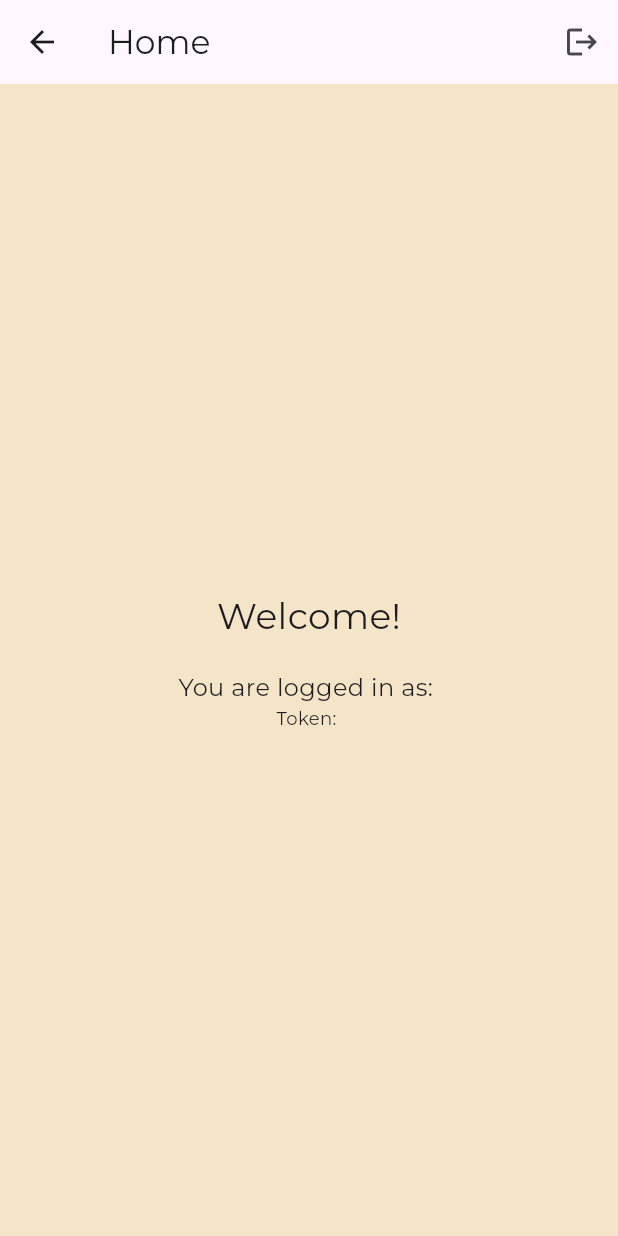
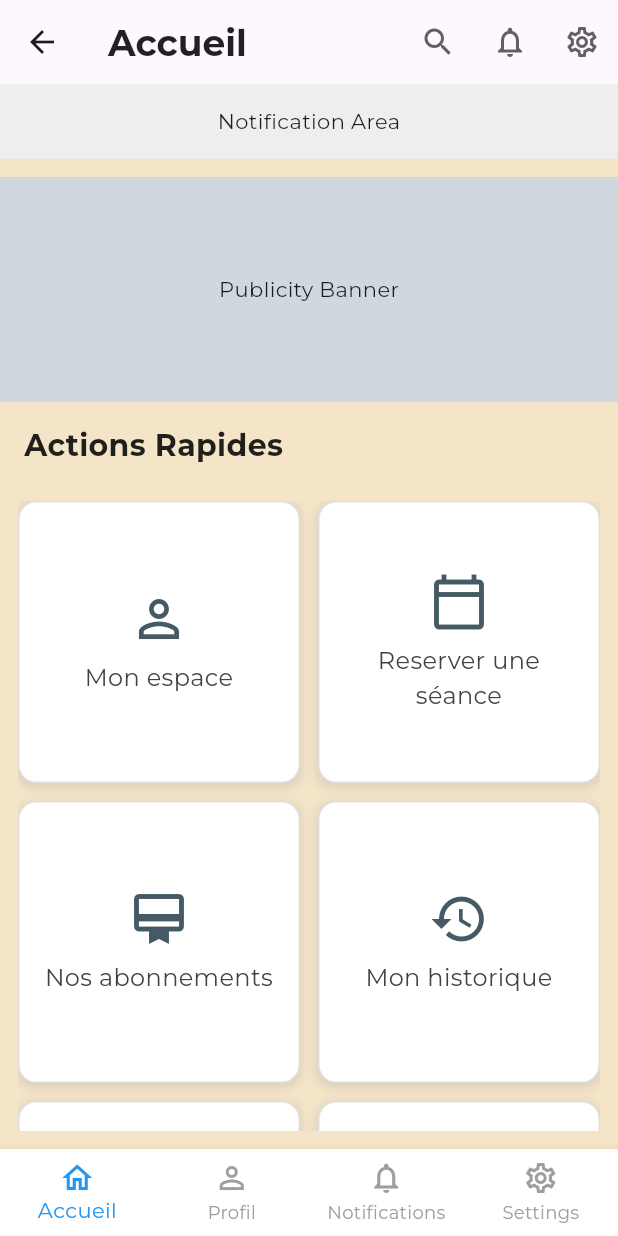
Before and after one commit to mouedhen/curves_pilates, a Flutter app: the HomeScreen screen opened directly, on a phone screen of 412 x 824 dp. Run offline on Flutter 3.47's test engine with Material 3 defaults, Android fonts, the phone set to English and light mode, and no system bars; our stand-ins replace pinput; accounts and stored records are empty.

Commit message:
feat: Implement initial Home Screen UI
Implements the initial structure and UI for the Home Screen based on the provided specifications.

Key changes include:
- Created HomeScreen widget (`lib/features/home/presentation/screens/home_screen.dart`).
- Added AppBar with "Accueil" title and quick access icons (Search, Notifications, Settings).
- Included placeholder sections for Notification/Status Area and a Publicity Banner.
- Implemented a 2-column grid for "Actions Rapides" featuring interactive cards for:
    - Mon espace
    - Reserver une séance
    - Nos abonnements
    - Mon historique
    - Contact
    - Règlement intérieur
- Added a BottomNavigationBar with Home, Profile, Notifications, and Settings tabs.
- Applied styling for fonts (Montserrat), spacing, colors, and basic interaction feedback (ripple effects).
- Converted HomeScreen to a StatefulWidget to manage BottomNavigationBar state.

Further work would involve ensuring responsiveness, implementing navigation for interactive elements, integrating real data, and adding tests.

```diff
--- a/lib/features/home/presentation/screens/home_screen.dart
+++ b/lib/features/home/presentation/screens/home_screen.dart
@@ -1,47 +1,183 @@
 import 'package:flutter/material.dart';
-import 'package:provider/provider.dart';
-import '../../../authentication/presentation/provider/auth_provider.dart';
 
-class HomeScreen extends StatelessWidget {
+class HomeScreen extends StatefulWidget {
   const HomeScreen({super.key});
+
+  @override
+  State<HomeScreen> createState() => _HomeScreenState();
+}
+
+class _HomeScreenState extends State<HomeScreen> {
+  int _selectedIndex = 0; // Default to Home
+
+  final List<Map<String, dynamic>> actions = [
+    {'icon': Icons.person_outline, 'title': 'Mon espace'},
+    {'icon': Icons.calendar_today_outlined, 'title': 'Reserver une séance'},
+    {'icon': Icons.card_membership_outlined, 'title': 'Nos abonnements'},
+    {'icon': Icons.history_outlined, 'title': 'Mon historique'},
+    {'icon': Icons.contact_phone_outlined, 'title': 'Contact'},
+    {'icon': Icons.rule_folder_outlined, 'title': 'Règlement intérieur'},
+  ];
+
+  void _onItemTapped(int index) {
+    setState(() {
+      _selectedIndex = index;
+    });
+  }
 
   @override
   Widget build(BuildContext context) {
     return Scaffold(
       appBar: AppBar(
-        title: const Text('Home'),
+        title: const Text(
+          'Accueil',
+          style: TextStyle(
+            fontSize: 24,
+            fontWeight: FontWeight.bold,
+            color: Colors.black87,
+          ),
+        ),
+        centerTitle: false, // Left-align the title
         actions: [
           IconButton(
-            icon: const Icon(Icons.logout),
-            tooltip: 'Logout',
+            icon: Icon(Icons.search, size: 24, color: Colors.grey[700]),
             onPressed: () {
-              // Call the logout method from AuthProvider
-              Provider.of<AuthProvider>(context, listen: false).logout();
-              // Optionally, navigate back to LoginScreen or show a confirmation
-              // For this task, logout() will change AuthState, and main.dart's logic
-              // should handle navigating back to LoginScreen.
+              // Handle search action
+            },
+          ),
+          IconButton(
+            icon: Icon(Icons.notifications_none_outlined, size: 24, color: Colors.grey[700]),
+            onPressed: () {
+              // Handle notifications action
+            },
+          ),
+          IconButton(
+            icon: Icon(Icons.settings_outlined, size: 24, color: Colors.grey[700]),
+            onPressed: () {
+              // Handle settings action
             },
           ),
         ],
       ),
-      body: Center(
-        child: Column(
-          mainAxisAlignment: MainAxisAlignment.center,
-          children: <Widget>[
-            const Text(
-              'Welcome!',
-              style: TextStyle(fontSize: 24),
+      body: Column(
+        crossAxisAlignment: CrossAxisAlignment.start, // For left-aligning the title
+        children: <Widget>[
+          Container(
+            height: 50,
+            color: Colors.grey[200],
+            child: const Center(
+              child: Text('Notification Area'),
             ),
-            const SizedBox(height: 20),
-            Text(
-              'You are logged in as: ${Provider.of<AuthProvider>(context).currentUser?.username ?? 'Unknown User'}',
-              style: const TextStyle(fontSize: 16),
+          ),
+          const SizedBox(height: 12), // Adjusted Margin above the banner
+          Container(
+            height: 150,
+            color: Colors.blueGrey[100],
+            child: const Center(
+              child: Text('Publicity Banner'),
             ),
-            Text(
-              'Token: ${Provider.of<AuthProvider>(context).currentUser?.token ?? 'No Token'}',
-              style: const TextStyle(fontSize: 12),
+          ),
+          const SizedBox(height: 15), // Margin above "Actions Rapides" title
+          const Padding(
+            padding: EdgeInsets.only(left: 16.0), // Left-align title
+            child: Text(
+              'Actions Rapides',
+              style: TextStyle(
+                fontSize: 20,
+                fontWeight: FontWeight.bold,
+                color: Colors.black87,
+              ),
+            ),
+          ),
+          const SizedBox(height: 10), // Margin between title and GridView
+          Expanded(
+            child: Padding( // Added padding around GridView
+              padding: const EdgeInsets.all(12.0),
+              child: GridView.count(
+                crossAxisCount: 2,
+                crossAxisSpacing: 12,
+                mainAxisSpacing: 12,
+                children: actions.map((action) {
+                  return _buildActionCard(
+                    context,
+                    action['icon'] as IconData,
+                    action['title'] as String,
+                    () {
+                      // Handle card tap
+                      // print('${action['title']} tapped');
+                    },
+                  );
+                }).toList(),
+              ),
+            ),
+          ),
+        ],
+      ),
+      bottomNavigationBar: BottomNavigationBar(
+        items: const <BottomNavigationBarItem>[
+          BottomNavigationBarItem(
+            icon: Icon(Icons.home_outlined),
+            label: 'Accueil',
+          ),
+          BottomNavigationBarItem(
+            icon: Icon(Icons.person_outline),
+            label: 'Profil',
+          ),
+          BottomNavigationBarItem(
+            icon: Icon(Icons.notifications_none_outlined),
+            label: 'Notifications',
+          ),
+          BottomNavigationBarItem(
+            icon: Icon(Icons.settings_outlined),
+            label: 'Settings',
+          ),
+        ],
+        currentIndex: _selectedIndex,
+        selectedItemColor: Colors.blue, // Using Colors.blue for now
+        unselectedItemColor: Colors.grey,
+        backgroundColor: Colors.white,
+        onTap: _onItemTapped,
+        type: BottomNavigationBarType.fixed, // Ensures all labels are visible
+      ),
+    );
+  }
+
+  Widget _buildActionCard(BuildContext context, IconData icon, String title, VoidCallback onTap) {
+    return InkWell( // Using InkWell for tap effect and semantics
+      onTap: onTap,
+      borderRadius: BorderRadius.circular(12.0), // Match border radius for ripple effect
+      child: Container(
+        decoration: BoxDecoration(
+          color: Colors.white,
+          borderRadius: BorderRadius.circular(12.0),
+          border: Border.all(color: Colors.grey[300]!),
+          boxShadow: [
+            BoxShadow(
+              color: Colors.grey.withOpacity(0.3),
+              spreadRadius: 1,
+              blurRadius: 5,
+              offset: const Offset(0, 2), // changes position of shadow
             ),
           ],
+        ),
+        child: Padding(
+          padding: const EdgeInsets.all(12.0),
+          child: Column(
+            mainAxisAlignment: MainAxisAlignment.center,
+            crossAxisAlignment: CrossAxisAlignment.center,
+            children: <Widget>[
+              Icon(icon, size: 40, color: Colors.blueGrey[700]), // Icon size and color
+              const SizedBox(height: 8),
+              Text(
+                title,
+                textAlign: TextAlign.center,
+                style: TextStyle(
+                  fontSize: 16,
+                  color: Colors.grey[800],
+                ),
+              ),
+            ],
+          ),
         ),
       ),
     );
```
